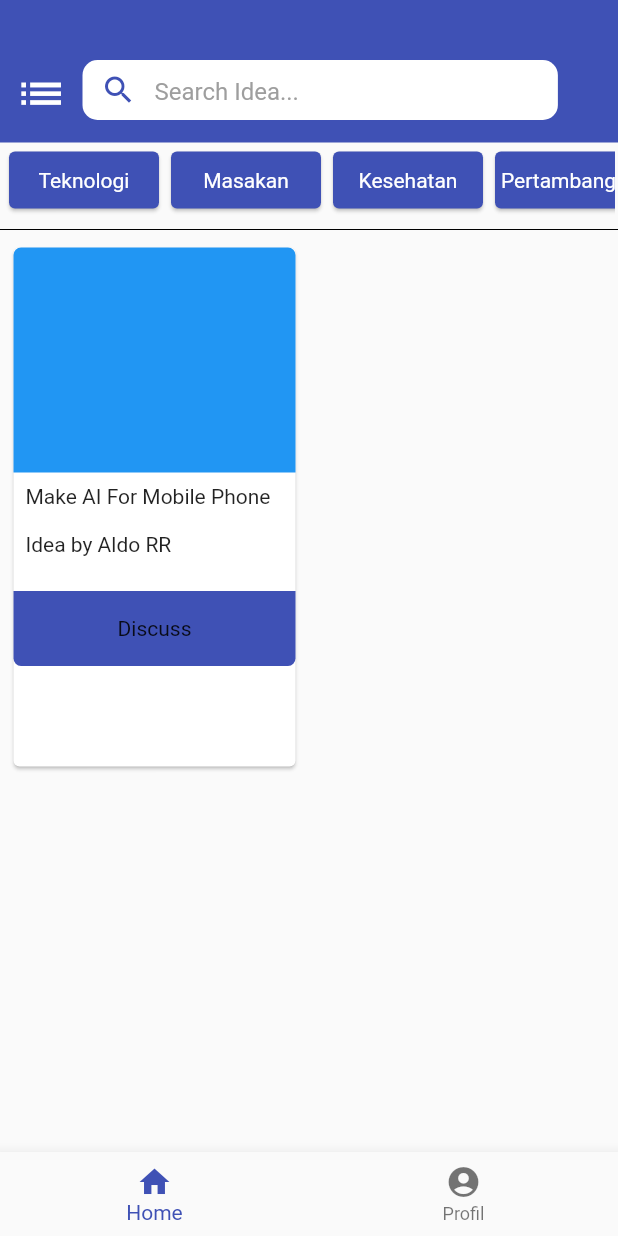
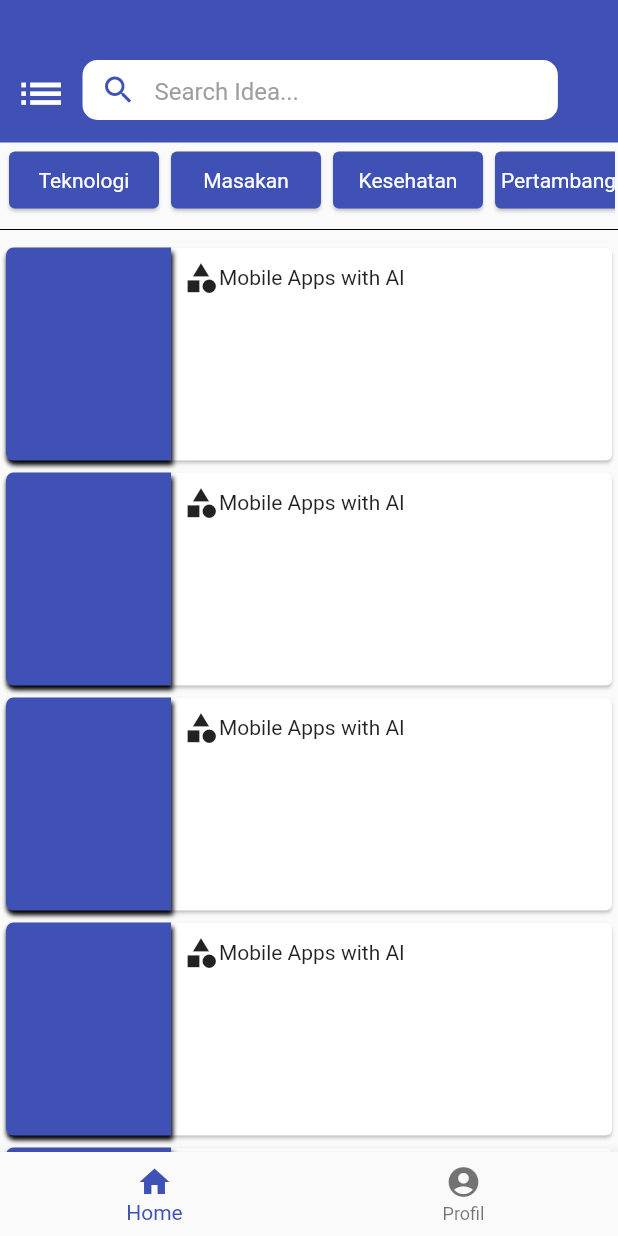
Before and after one commit to AldoReghan/IDEAShare, a Flutter app: the screen it shows after launch, on a phone screen of 412 x 824 dp. Run offline on Flutter 3.47's test engine with Material 2 defaults, Android fonts, the phone set to English and light mode, and no system bars.

Commit message:
change gridview to listview

```diff
--- a/lib/pages/home.dart
+++ b/lib/pages/home.dart
@@ -196,59 +196,204 @@ class _HomeState extends State<Home> {
   }
 
   gridViewItem(BuildContext context) {
-    var size = MediaQuery.of(context).size;
-    final double itemHeight = (size.height - kToolbarHeight - 24) / 2;
-    final double itemWidth = size.width / 2;
     return Container(
-        // color: Colors.blue,
-        height: MediaQuery.of(context).size.height / 1.4,
-        child: GridView.count(
-          childAspectRatio: (itemWidth / itemHeight),
-          padding: EdgeInsets.only(bottom: 5, left: 5, right: 5),
-          crossAxisCount: 2,
-          mainAxisSpacing: 10,
-          crossAxisSpacing: 10,
+      height: MediaQuery.of(context).size.height/1.1,
+      child: ListView(
+        padding: EdgeInsets.only(bottom: 8),
         children: [
           Container(
+            height: 150,
             child: Card(
-                child: Column(
+              child: Row(
                 crossAxisAlignment: CrossAxisAlignment.start,
                 children: [
                   Container(
+                    height: 150,
+                    width: 110,
                     decoration: BoxDecoration(
                       borderRadius: BorderRadius.only(
                         topLeft: Radius.circular(5),
-                            topRight: Radius.circular(5)),
-                        color: Colors.blue,
+                        bottomLeft: Radius.circular(5)
                       ),
-                      height: 150,
+                      boxShadow: [BoxShadow(
+                        blurRadius: 2,
+                        offset: Offset(1,3),
+                      )],
+                      color: Colors.indigo,
                     ),
-                    Padding(
-                      padding: const EdgeInsets.all(8.0),
-                      child:
-                          Text("Make AI For Mobile Phone")
-                    ),
-                    Padding(
-                      padding: const EdgeInsets.all(8.0),
-                      child: Text("Idea by Aldo RR"),
                   ),
                   Container(
-                      margin: EdgeInsets.only(top: 15),
-                      decoration: BoxDecoration(
-                        color: Colors.indigo,
-                        borderRadius: BorderRadius.only(
-                            bottomLeft: Radius.circular(5),
-                            bottomRight: Radius.circular(5)),
+                    padding: EdgeInsets.only(left: 8, top: 8),
+                    child: Column(
+                      children: [
+                        Row(
+                          children: [
+                            Icon(Icons.category),
+                            Text("Mobile Apps with AI")
+                          ],
+                        )
+                      ],
                     ),
-                      height: 50,
-                      child: Center(child: Text("Discuss"),),
                   )
                 ],
               ),
             ),
           ),
+          Container(
+            height: 150,
+            child: Card(
+              child: Row(
+                crossAxisAlignment: CrossAxisAlignment.start,
+                children: [
+                  Container(
+                    height: 150,
+                    width: 110,
+                    decoration: BoxDecoration(
+                      borderRadius: BorderRadius.only(
+                        topLeft: Radius.circular(5),
+                        bottomLeft: Radius.circular(5)
+                      ),
+                      boxShadow: [BoxShadow(
+                        blurRadius: 2,
+                        offset: Offset(1,3),
+                      )],
+                      color: Colors.indigo,
+                    ),
+                  ),
+                  Container(
+                    padding: EdgeInsets.only(left: 8, top: 8),
+                    child: Column(
+                      children: [
+                        Row(
+                          children: [
+                            Icon(Icons.category),
+                            Text("Mobile Apps with AI")
                           ],
-        ));
+                        )
+                      ],
+                    ),
+                  )
+                ],
+              ),
+            ),
+          ),
+          Container(
+            height: 150,
+            child: Card(
+              child: Row(
+                crossAxisAlignment: CrossAxisAlignment.start,
+                children: [
+                  Container(
+                    height: 150,
+                    width: 110,
+                    decoration: BoxDecoration(
+                      borderRadius: BorderRadius.only(
+                        topLeft: Radius.circular(5),
+                        bottomLeft: Radius.circular(5)
+                      ),
+                      boxShadow: [BoxShadow(
+                        blurRadius: 2,
+                        offset: Offset(1,3),
+                      )],
+                      color: Colors.indigo,
+                    ),
+                  ),
+                  Container(
+                    padding: EdgeInsets.only(left: 8, top: 8),
+                    child: Column(
+                      children: [
+                        Row(
+                          children: [
+                            Icon(Icons.category),
+                            Text("Mobile Apps with AI")
+                          ],
+                        )
+                      ],
+                    ),
+                  )
+                ],
+              ),
+            ),
+          ),
+          Container(
+            height: 150,
+            child: Card(
+              child: Row(
+                crossAxisAlignment: CrossAxisAlignment.start,
+                children: [
+                  Container(
+                    height: 150,
+                    width: 110,
+                    decoration: BoxDecoration(
+                      borderRadius: BorderRadius.only(
+                        topLeft: Radius.circular(5),
+                        bottomLeft: Radius.circular(5)
+                      ),
+                      boxShadow: [BoxShadow(
+                        blurRadius: 2,
+                        offset: Offset(1,3),
+                      )],
+                      color: Colors.indigo,
+                    ),
+                  ),
+                  Container(
+                    padding: EdgeInsets.only(left: 8, top: 8),
+                    child: Column(
+                      children: [
+                        Row(
+                          children: [
+                            Icon(Icons.category),
+                            Text("Mobile Apps with AI")
+                          ],
+                        )
+                      ],
+                    ),
+                  )
+                ],
+              ),
+            ),
+          ),
+          Container(
+            height: 150,
+            child: Card(
+              child: Row(
+                crossAxisAlignment: CrossAxisAlignment.start,
+                children: [
+                  Container(
+                    height: 150,
+                    width: 110,
+                    decoration: BoxDecoration(
+                      borderRadius: BorderRadius.only(
+                        topLeft: Radius.circular(5),
+                        bottomLeft: Radius.circular(5)
+                      ),
+                      boxShadow: [BoxShadow(
+                        blurRadius: 2,
+                        offset: Offset(1,3),
+                      )],
+                      color: Colors.indigo,
+                    ),
+                  ),
+                  Container(
+                    padding: EdgeInsets.only(left: 8, top: 8),
+                    child: Column(
+                      children: [
+                        Row(
+                          children: [
+                            Icon(Icons.category),
+                            Text("Mobile Apps with AI")
+                          ],
+                        )
+                      ],
+                    ),
+                  )
+                ],
+              ),
+            ),
+          )
+        ],
+      )
+    );
   }
 
   @override
```
Lines whose indentation alone changed are shown as unchanged.
